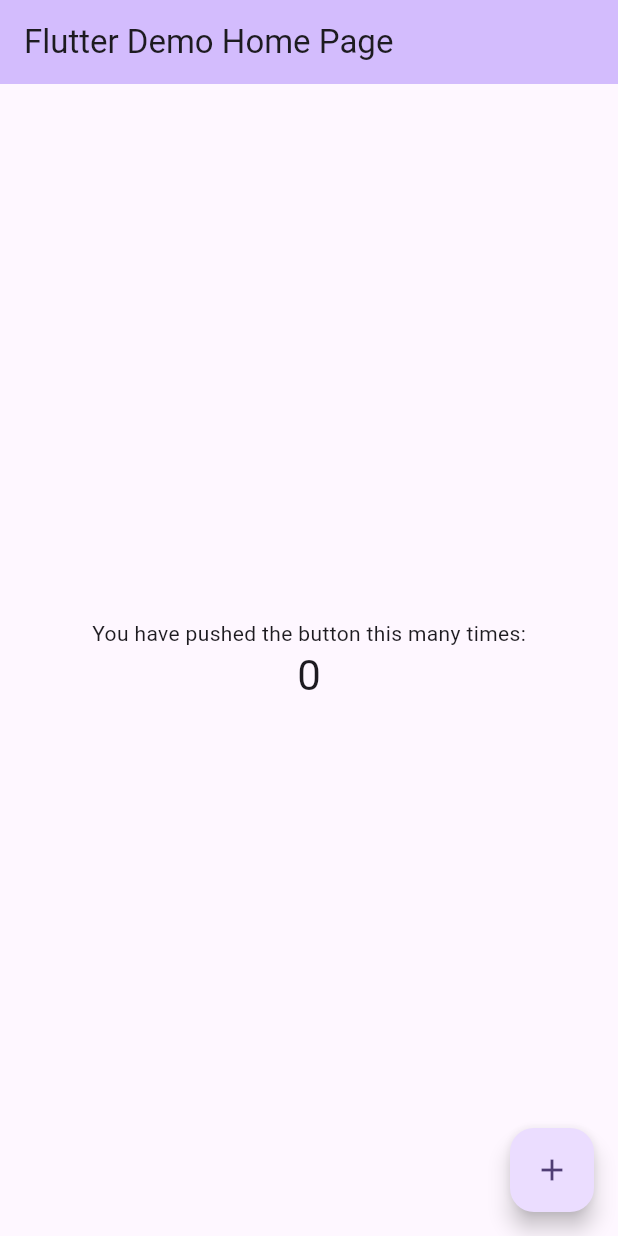
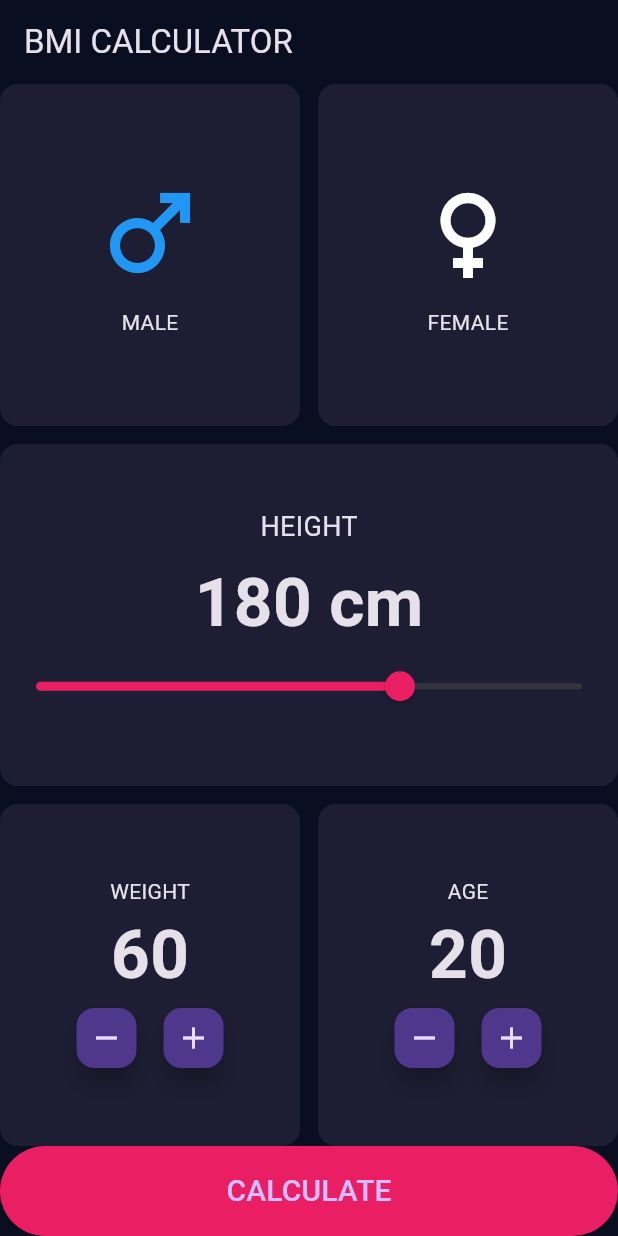
Before and after one commit to rayan1625/FA23-067-Rayan, a Flutter app: the screen it shows after launch, on a phone screen of 412 x 824 dp. Run offline on Flutter 3.47's test engine with Material 3 defaults, Android fonts, the phone set to English and light mode, and no system bars; our stand-ins replace google_fonts, math_expressions, shared_preferences, sqflite; accounts and stored records are empty.

Commit message:
video 2
in this video. I made simple and basic bmi calculator

```diff
--- a/bmi/lib/main.dart
+++ b/bmi/lib/main.dart
@@ -1,122 +1,269 @@
 import 'package:flutter/material.dart';
 
 void main() {
-  runApp(const MyApp());
+  runApp(const BMIApp());
 }
 
-class MyApp extends StatelessWidget {
-  const MyApp({super.key});
+class BMIApp extends StatelessWidget {
+  const BMIApp({super.key});
 
-  // This widget is the root of your application.
   @override
   Widget build(BuildContext context) {
     return MaterialApp(
-      title: 'Flutter Demo',
-      theme: ThemeData(
-        // This is the theme of your application.
-        //
-        // TRY THIS: Try running your application with "flutter run". You'll see
-        // the application has a purple toolbar. Then, without quitting the app,
-        // try changing the seedColor in the colorScheme below to Colors.green
-        // and then invoke "hot reload" (save your changes or press the "hot
-        // reload" button in a Flutter-supported IDE, or press "r" if you used
-        // the command line to start the app).
-        //
-        // Notice that the counter didn't reset back to zero; the application
-        // state is not lost during the reload. To reset the state, use hot
-        // restart instead.
-        //
-        // This works for code too, not just values: Most code changes can be
-        // tested with just a hot reload.
-        colorScheme: ColorScheme.fromSeed(seedColor: Colors.deepPurple),
-      ),
-      home: const MyHomePage(title: 'Flutter Demo Home Page'),
+      debugShowCheckedModeBanner: false,
+      theme: ThemeData.dark(),
+      home: const HomeScreen(),
     );
   }
 }
 
-class MyHomePage extends StatefulWidget {
-  const MyHomePage({super.key, required this.title});
-
-  // This widget is the home page of your application. It is stateful, meaning
-  // that it has a State object (defined below) that contains fields that affect
-  // how it looks.
-
-  // This class is the configuration for the state. It holds the values (in this
-  // case the title) provided by the parent (in this case the App widget) and
-  // used by the build method of the State. Fields in a Widget subclass are
-  // always marked "final".
-
-  final String title;
+class HomeScreen extends StatefulWidget {
+  const HomeScreen({super.key});
 
   @override
-  State<MyHomePage> createState() => _MyHomePageState();
+  State<HomeScreen> createState() => _HomeScreenState();
 }
 
-class _MyHomePageState extends State<MyHomePage> {
-  int _counter = 0;
+class _HomeScreenState extends State<HomeScreen> {
+  bool isMale = true;
+  int height = 180;
+  int weight = 60;
+  int age = 20;
+  double bmi = 0;
 
-  void _incrementCounter() {
-    setState(() {
-      // This call to setState tells the Flutter framework that something has
-      // changed in this State, which causes it to rerun the build method below
-      // so that the display can reflect the updated values. If we changed
-      // _counter without calling setState(), then the build method would not be
-      // called again, and so nothing would appear to happen.
-      _counter++;
-    });
+  void calculateBMI() {
+    double h = height / 100;
+    bmi = weight / (h * h);
+
+    String comment = "";
+
+    if (bmi < 18.5) {
+      comment = "Underweight";
+    } else if (bmi >= 18.5 && bmi < 24.9) {
+      comment = "Healthy Weight";
+    } else if (bmi >= 25 && bmi < 29.9) {
+      comment = "Overweight";
+    } else {
+      comment = "Obese";
+    }
+
+    showDialog(
+      context: context,
+      builder: (_) => AlertDialog(
+        title: const Text("Your BMI Result"),
+        content: Text(
+          "BMI: ${bmi.toStringAsFixed(2)}\n\nStatus: $comment",
+          style: const TextStyle(fontSize: 18),
+        ),
+        actions: [
+          TextButton(
+            onPressed: () => Navigator.pop(context),
+            child: const Text("OK"),
+          )
+        ],
+      ),
+    );
+  }
+
+
+  Widget boxDecoration(Widget child) {
+    return Container(
+      decoration: BoxDecoration(
+        borderRadius: BorderRadius.circular(12),
+        color: const Color(0xFF1D1E33),
+      ),
+      child: child,
+    );
   }
 
   @override
   Widget build(BuildContext context) {
-    // This method is rerun every time setState is called, for instance as done
-    // by the _incrementCounter method above.
-    //
-    // The Flutter framework has been optimized to make rerunning build methods
-    // fast, so that you can just rebuild anything that needs updating rather
-    // than having to individually change instances of widgets.
     return Scaffold(
+      backgroundColor: const Color(0xFF0A0E21),
       appBar: AppBar(
-        // TRY THIS: Try changing the color here to a specific color (to
-        // Colors.amber, perhaps?) and trigger a hot reload to see the AppBar
-        // change color while the other colors stay the same.
-        backgroundColor: Theme.of(context).colorScheme.inversePrimary,
-        // Here we take the value from the MyHomePage object that was created by
-        // the App.build method, and use it to set our appbar title.
-        title: Text(widget.title),
+        backgroundColor: const Color(0xFF0A0E21),
+        elevation: 0,
+        title: const Text("BMI CALCULATOR"),
       ),
-      body: Center(
-        // Center is a layout widget. It takes a single child and positions it
-        // in the middle of the parent.
-        child: Column(
-          // Column is also a layout widget. It takes a list of children and
-          // arranges them vertically. By default, it sizes itself to fit its
-          // children horizontally, and tries to be as tall as its parent.
-          //
-          // Column has various properties to control how it sizes itself and
-          // how it positions its children. Here we use mainAxisAlignment to
-          // center the children vertically; the main axis here is the vertical
-          // axis because Columns are vertical (the cross axis would be
-          // horizontal).
-          //
-          // TRY THIS: Invoke "debug painting" (choose the "Toggle Debug Paint"
-          // action in the IDE, or press "p" in the console), to see the
-          // wireframe for each widget.
-          mainAxisAlignment: MainAxisAlignment.center,
-          children: <Widget>[
-            const Text('You have pushed the button this many times:'),
-            Text(
-              '$_counter',
-              style: Theme.of(context).textTheme.headlineMedium,
+
+      body: Column(
+        children: [
+          // ---------------------- Gender Selection ----------------------
+          Expanded(
+            child: Row(
+              children: [
+                Expanded(
+                  child: GestureDetector(
+                    onTap: () {
+                      setState(() => isMale = true);
+                    },
+                    child: boxDecoration(
+                      Column(
+                        mainAxisAlignment: MainAxisAlignment.center,
+                        children: [
+                          Icon(Icons.male,
+                              size: 80,
+                              color: isMale ? Colors.blue : Colors.white),
+                          const SizedBox(height: 10),
+                          const Text("MALE"),
+                        ],
+                      ),
+                    ),
+                  ),
+                ),
+                const SizedBox(width: 12),
+                Expanded(
+                  child: GestureDetector(
+                    onTap: () {
+                      setState(() => isMale = false);
+                    },
+                    child: boxDecoration(
+                      Column(
+                        mainAxisAlignment: MainAxisAlignment.center,
+                        children: [
+                          Icon(Icons.female,
+                              size: 80,
+                              color: isMale ? Colors.white : Colors.pink),
+                          const SizedBox(height: 10),
+                          const Text("FEMALE"),
+                        ],
+                      ),
+                    ),
+                  ),
+                ),
+              ],
             ),
-          ],
-        ),
+          ),
+
+          const SizedBox(height: 12),
+
+          // ---------------------- Height Slider ----------------------
+          Expanded(
+            child: boxDecoration(
+              Column(
+                mainAxisAlignment: MainAxisAlignment.center,
+                children: [
+                  const Text("HEIGHT", style: TextStyle(fontSize: 18)),
+                  const SizedBox(height: 5),
+                  Text(
+                    "$height cm",
+                    style: const TextStyle(
+                        fontSize: 45, fontWeight: FontWeight.bold),
+                  ),
+                  Slider(
+                    value: height.toDouble(),
+                    min: 100,
+                    max: 220,
+                    activeColor: Colors.pink,
+                    onChanged: (value) {
+                      setState(() => height = value.toInt());
+                    },
+                  )
+                ],
+              ),
+            ),
+          ),
+
+          const SizedBox(height: 12),
+
+          // ---------------------- Weight & Age ----------------------
+          Expanded(
+            child: Row(
+              children: [
+                // Weight Box
+                Expanded(
+                  child: boxDecoration(
+                    Column(
+                      mainAxisAlignment: MainAxisAlignment.center,
+                      children: [
+                        const Text("WEIGHT"),
+                        Text("$weight",
+                            style: const TextStyle(
+                                fontSize: 45, fontWeight: FontWeight.bold)),
+                        Row(
+                          mainAxisAlignment: MainAxisAlignment.center,
+                          children: [
+                            FloatingActionButton(
+                              heroTag: "weight-",
+                              mini: true,
+                              onPressed: () {
+                                setState(() {
+                                  if (weight > 1) weight--;
+                                });
+                              },
+                              child: const Icon(Icons.remove),
+                            ),
+                            const SizedBox(width: 10),
+                            FloatingActionButton(
+                              heroTag: "weight+",
+                              mini: true,
+                              onPressed: () {
+                                setState(() => weight++);
+                              },
+                              child: const Icon(Icons.add),
+                            ),
+                          ],
+                        )
+                      ],
+                    ),
+                  ),
+                ),
+
+                const SizedBox(width: 12),
+
+                // Age Box
+                Expanded(
+                  child: boxDecoration(
+                    Column(
+                      mainAxisAlignment: MainAxisAlignment.center,
+                      children: [
+                        const Text("AGE"),
+                        Text("$age",
+                            style: const TextStyle(
+                                fontSize: 45, fontWeight: FontWeight.bold)),
+                        Row(
+                          mainAxisAlignment: MainAxisAlignment.center,
+                          children: [
+                            FloatingActionButton(
+                              heroTag: "age-",
+                              mini: true,
+                              onPressed: () {
+                                setState(() {
+                                  if (age > 1) age--;
+                                });
+                              },
+                              child: const Icon(Icons.remove),
+                            ),
+                            const SizedBox(width: 10),
+                            FloatingActionButton(
+                              heroTag: "age+",
+                              mini: true,
+                              onPressed: () => setState(() => age++),
+                              child: const Icon(Icons.add),
+                            ),
+                          ],
+                        )
+                      ],
+                    ),
+                  ),
+                ),
+              ],
+            ),
+          ),
+
+          // ---------------------- Calculate Button ----------------------
+          SizedBox(
+            width: double.infinity,
+            height: 60,
+            child: ElevatedButton(
+              style: ElevatedButton.styleFrom(backgroundColor: Colors.pink),
+              onPressed: calculateBMI,
+              child:
+              const Text("CALCULATE", style: TextStyle(fontSize: 20)),
+            ),
+          ),
+        ],
       ),
-      floatingActionButton: FloatingActionButton(
-        onPressed: _incrementCounter,
-        tooltip: 'Increment',
-        child: const Icon(Icons.add),
-      ), // This trailing comma makes auto-formatting nicer for build methods.
     );
   }
 }
```
